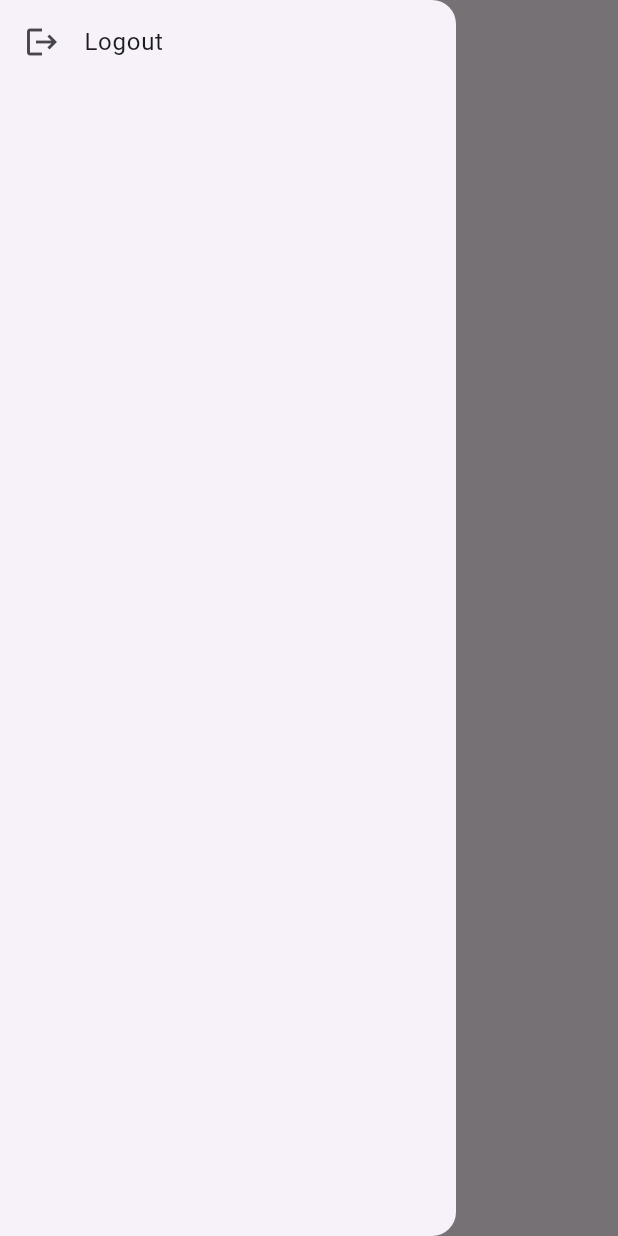
After one commit to jgdlago/gym-helper-app, a Flutter app: the screen it shows once a user with an empty profile is signed in, in the side drawer, after a tap on "Logout", on a phone screen of 412 x 824 dp. The commit adds this screen. Run offline on Flutter 3.47's test engine with Material 3 defaults, Android fonts, the light colour scheme and no system bars; our stand-ins replace firebase_auth, firebase_core; accounts and stored records are empty; generated files the repository leaves out were written again.

Commit message:
:sparkles: Feat: Router e logout

```diff
--- a/lib/main.dart
+++ b/lib/main.dart
@@ -1,6 +1,8 @@
+import 'package:firebase_auth/firebase_auth.dart';
 import 'package:flutter/material.dart';
 import 'package:gym_helper_app/screens/auth_screen.dart';
 import 'package:firebase_core/firebase_core.dart';
+import 'package:gym_helper_app/screens/home_screen.dart';
 import 'firebase_options.dart';
 
 void main() async {
@@ -18,7 +20,24 @@ class MyApp extends StatelessWidget {
   @override
   Widget build(BuildContext context) {
     return const MaterialApp(
-      home: AuthScreen(),
+      home: RouterScreen(),
     );
   }
 }
+
+class  RouterScreen extends StatelessWidget {
+  const RouterScreen ({super.key});
+
+  @override
+  Widget build(BuildContext context) {
+    return StreamBuilder<User?>(
+        stream: FirebaseAuth.instance.userChanges(),
+        builder: (context, snapshot) {
+          if (snapshot.hasData) {
+            return const HomeScreen();
+          }
+          return const AuthScreen();
+        }
+    );
+  }
+}
--- /dev/null
+++ b/lib/screens/home_screen.dart
@@ -0,0 +1,24 @@
+import 'package:flutter/cupertino.dart';
+import 'package:flutter/material.dart';
+import 'package:gym_helper_app/services/auth_service.dart';
+
+class HomeScreen extends StatelessWidget {
+  const HomeScreen({super.key});
+
+  @override
+  Widget build(BuildContext context) {
+    return Scaffold(
+      appBar: AppBar(title: Text("Bem vindo!")),
+      drawer: Drawer(
+        child: ListView(children: [
+          ListTile(leading: Icon(Icons.logout), title: Text("Logout"),
+            onTap: () {
+              AuthService().logout();
+            },
+          ),
+        ],
+        ),
+      ),
+      );
+  }
+}
--- a/lib/services/auth_service.dart
+++ b/lib/services/auth_service.dart
@@ -31,4 +31,8 @@ class AuthService {
         print("Erro no login");
     }
   }
+
+  Future<void> logout() {
+    return _firebaseAuth.signOut();
+  }
 }
```
